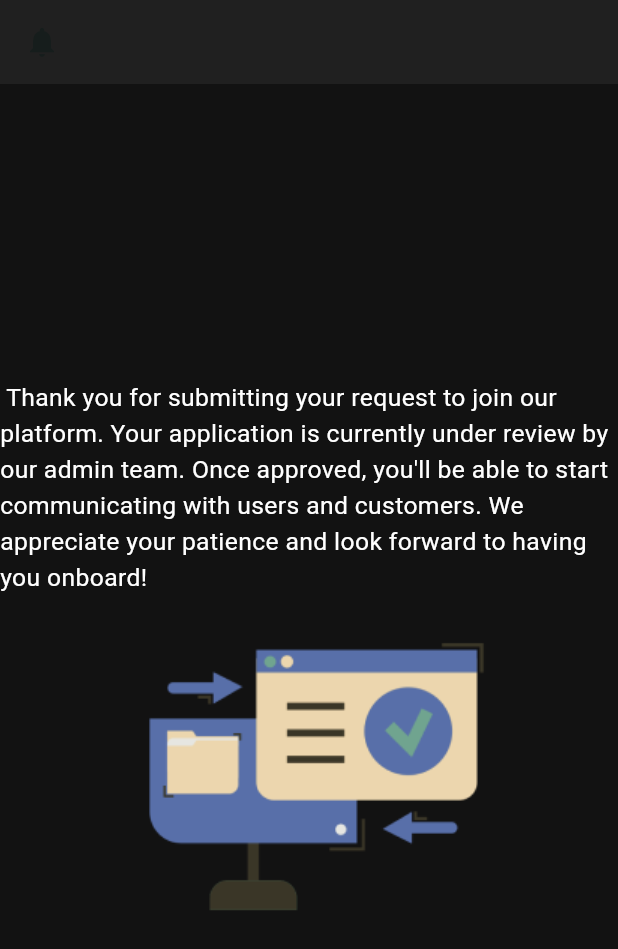
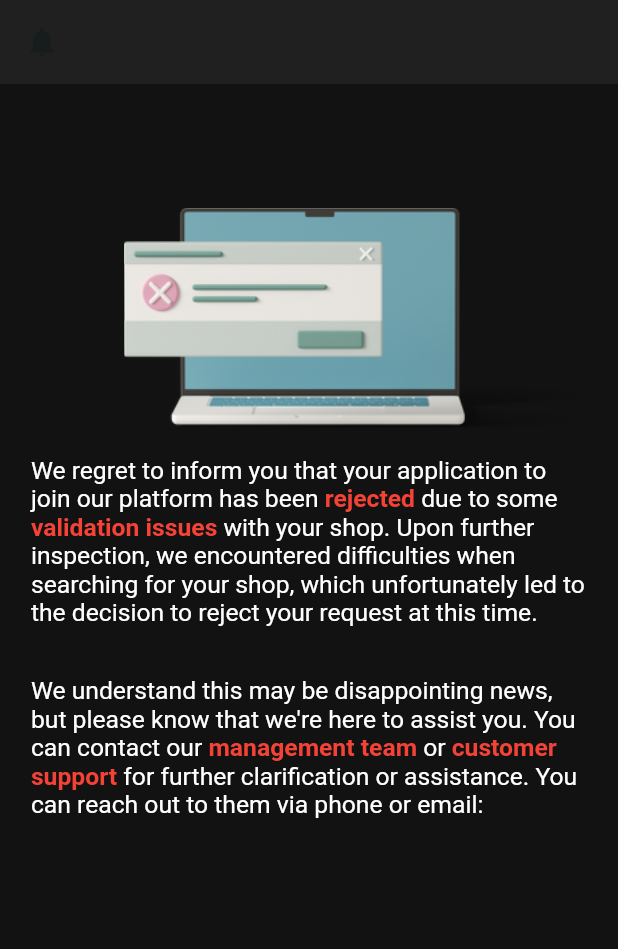
Before and after one commit to sayedadinan/vehicanich_shop, a Flutter app: the RejectedScreen screen opened directly, on a phone screen of 412 x 824 dp. Shown: the top 949 px of the screen. Run offline on Flutter 3.47's test engine with Material 3 defaults, Android fonts, the light colour scheme and no system bars; our stand-ins replace bloc, cloud_firestore, connectivity_plus, firebase_auth, firebase_core, firebase_storage and 10 more; missing offline and left inert: flutter_animated_button, flutter_animated_loadingkit; accounts and stored records are empty.

Commit message:
changed rejected screen and accepted screen design and texts

```diff
--- a/lib/screens/waiting_screen/rejected_screen.dart
+++ b/lib/screens/waiting_screen/rejected_screen.dart
@@ -25,17 +25,102 @@ class RejectedScreen extends StatelessWidget {
         child: Column(
           children: [
             SizedBox(
-              height: Mymediaquery().mediaqueryheight(0.24, context),
+              height: Mymediaquery().mediaqueryheight(0.10, context),
             ),
-            Text(
-              " Thank you for submitting your request to join our platform. Your application is currently under review by our admin team. Once approved, you'll be able to start communicating with users and customers. We appreciate your patience and look forward to having you onboard!",
-              style: TextStyle(
-                  color: Appallcolor().colorwhite,
-                  fontSize: Mymediaquery().mediaquerywidth(0.04, context)),
+            Padding(
+              padding: EdgeInsets.only(
+                  left: Mymediaquery().mediaquerywidth(0.20, context)),
+              child: SizedBox(
+                child: Image.asset('assets/images/error_image.png'),
+              ),
             ),
-            SizedBox(
-              child: Image.asset('assets/images/Exchange validation.png'),
-            )
+            Container(
+              width: Mymediaquery().mediaquerywidth(0.90, context),
+              child: Column(
+                children: [
+                  RichText(
+                    text: TextSpan(
+                      style: TextStyle(
+                        fontSize: Mymediaquery().mediaquerywidth(0.04, context),
+                        color: Appallcolor().colorwhite,
+                      ),
+                      children: const [
+                        TextSpan(
+                          text:
+                              "We regret to inform you that your application to join our platform has been ",
+                        ),
+                        TextSpan(
+                          text: "rejected",
+                          style: TextStyle(
+                            color: Colors.red, // Highlight rejected in red
+                            fontWeight: FontWeight
+                                .bold, // Optionally, you can make it bold
+                          ),
+                        ),
+                        TextSpan(
+                          text: " due to some ",
+                        ),
+                        TextSpan(
+                          text: "validation issues",
+                          style: TextStyle(
+                            color: Colors
+                                .red, // Highlight validation issues in red
+                            fontWeight: FontWeight
+                                .bold, // Optionally, you can make it bold
+                          ),
+                        ),
+                        TextSpan(
+                          text:
+                              " with your shop. Upon further inspection, we encountered difficulties when searching for your shop, which unfortunately led to the decision to reject your request at this time.",
+                        ),
+                      ],
+                    ),
+                  ),
+                  SizedBox(
+                    height: Mymediaquery().mediaqueryheight(0.04, context),
+                  ),
+                  RichText(
+                    text: TextSpan(
+                      style: TextStyle(
+                        fontSize: Mymediaquery().mediaquerywidth(0.04, context),
+                        color: Appallcolor().colorwhite,
+                      ),
+                      children:const [
+                        TextSpan(
+                          text:
+                              "We understand this may be disappointing news, but please know that we're here to assist you. You can contact our ",
+                        ),
+                        TextSpan(
+                          text: "management team",
+                          style: TextStyle(
+                            color:
+                                Colors.red, // Highlight management team in red
+                            fontWeight: FontWeight
+                                .bold, // Optionally, you can make it bold
+                          ),
+                        ),
+                        TextSpan(
+                          text: " or ",
+                        ),
+                        TextSpan(
+                          text: "customer support",
+                          style: TextStyle(
+                            color:
+                                Colors.red, // Highlight customer support in red
+                            fontWeight: FontWeight
+                                .bold, // Optionally, you can make it bold
+                          ),
+                        ),
+                        TextSpan(
+                          text:
+                              " for further clarification or assistance. You can reach out to them via phone or email:",
+                        ),
+                      ],
+                    ),
+                  ),
+                ],
+              ),
+            ),
           ],
         ),
       ),
--- a/lib/screens/waiting_screen/waiting_screen.dart
+++ b/lib/screens/waiting_screen/waiting_screen.dart
@@ -25,13 +25,40 @@ class WaitingScreen extends StatelessWidget {
         child: Column(
           children: [
             SizedBox(
-              height: Mymediaquery().mediaqueryheight(0.24, context),
+              height: Mymediaquery().mediaqueryheight(0.19, context),
             ),
-            Text(
-              " Thank you for submitting your request to join our platform. Your application is currently under review by our admin team. Once approved, you'll be able to start communicating with users and customers. We appreciate your patience and look forward to having you onboard!",
-              style: TextStyle(
-                  color: Appallcolor().colorwhite,
-                  fontSize: Mymediaquery().mediaquerywidth(0.04, context)),
+            Container(
+              width: Mymediaquery().mediaquerywidth(0.90, context),
+              child: RichText(
+                text: TextSpan(
+                  style: TextStyle(
+                    fontSize: Mymediaquery().mediaquerywidth(0.04, context),
+                    color: Appallcolor().colorwhite,
+                  ),
+                  children: const [
+                    TextSpan(
+                      text:
+                          "Thank you for submitting your request to join our platform. We've received your application and it's currently under review by our admin team. We want you to know that we deeply value your interest in joining us. Once your application is ",
+                    ),
+                    TextSpan(
+                      text: "approved",
+                      style: TextStyle(
+                        color: Colors.green, // Highlight approved in green
+                        fontWeight:
+                            FontWeight.bold, // Optionally, you can make it bold
+                      ),
+                    ),
+                    TextSpan(
+                      text:
+                          ", you'll gain access to a vibrant community of users and customers eager to connect with you. Your journey with us will be filled with exciting opportunities to grow your business and reach new heights. We appreciate your patience.",
+                    ),
+                    TextSpan(
+                      text:
+                          " If your application is not approved within 24 hours, please contact our team via email. You can find the email address on our Play Store page.",
+                    ),
+                  ],
+                ),
+              ),
             ),
             SizedBox(
               child: Image.asset('assets/images/Exchange validation.png'),
```
Also changed, not shown: pubspec.yaml (+1 -6 lines), assets/images/error_image.png (added).
